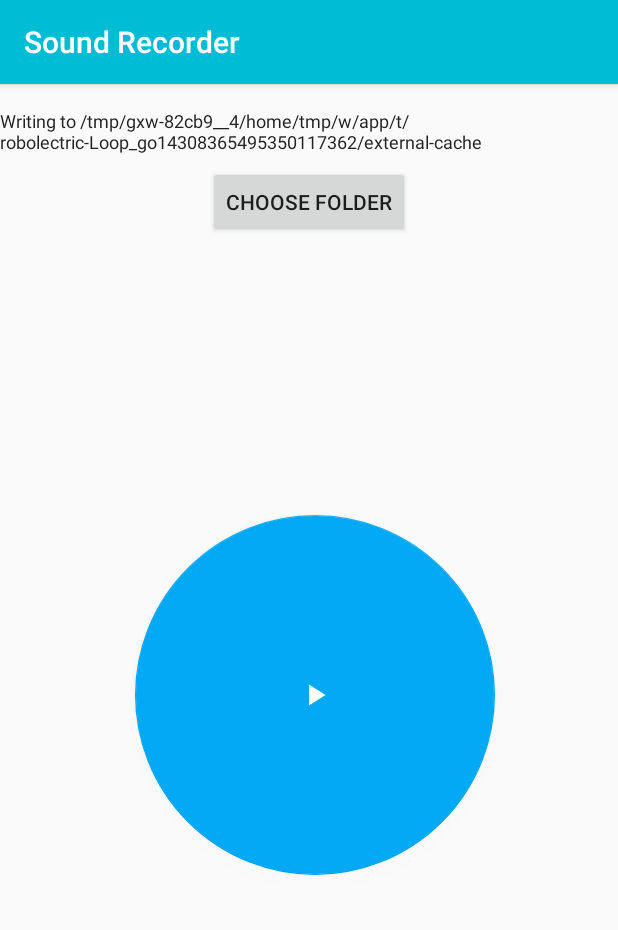
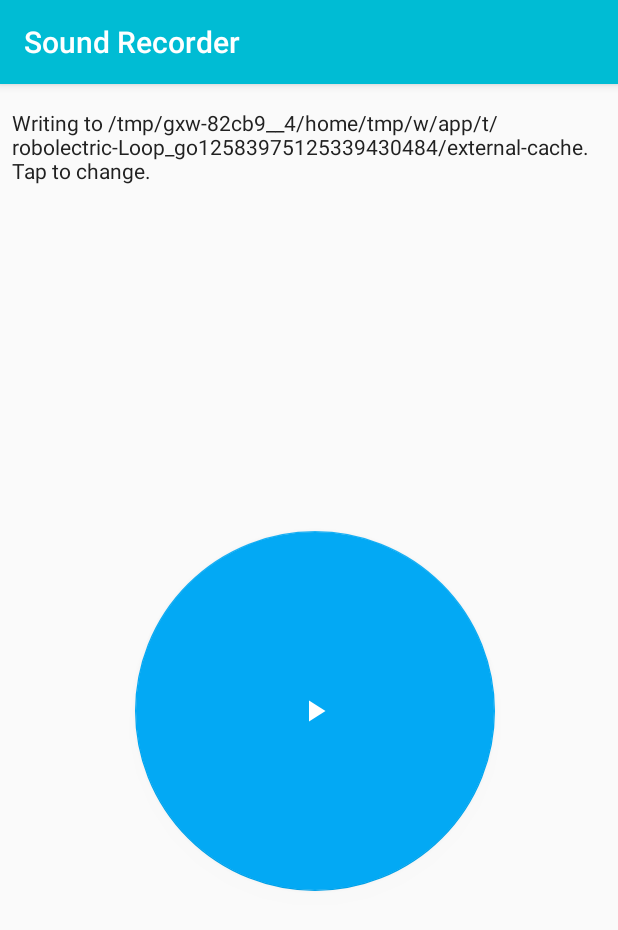
Before and after one commit to artyomefimov/SoundRecorder, an Android app: the screen it shows after launch (RecordActivity), on a phone screen of 412 x 824 dp. Shown: the top 930 px of the screen. Run offline under Robolectric (Android 15) with nearby library versions, the phone set to English and light mode, and no system bars; libraries missing offline, so code that uses them is left out: com.codekidlabs.storagechooser; 2 statements that could not run were skipped.

Commit message:
https://github.com/artyomefimov/SoundRecorder/issues/2 Now it is possible to start the selecting a folder by tapping a text view with path. Localized strings in folder chooser. Refactoring in RecordActivity

```diff
--- a/app/src/main/java/com/artyomefimov/soundrecorder/activity/RecordActivity.kt
+++ b/app/src/main/java/com/artyomefimov/soundrecorder/activity/RecordActivity.kt
@@ -1,12 +1,9 @@
 package com.artyomefimov.soundrecorder.activity
 
-import android.Manifest
 import android.content.pm.PackageManager
 import android.os.Bundle
 import android.os.Environment
-import android.support.v4.app.ActivityCompat
 import android.support.v7.app.AppCompatActivity
-import android.view.Window
 import com.artyomefimov.soundrecorder.R
 import com.artyomefimov.soundrecorder.controller.RecorderController
 import com.codekidlabs.storagechooser.StorageChooser
@@ -17,52 +14,34 @@ import org.jetbrains.anko.toast
 class RecordActivity : AppCompatActivity() {
 
     companion object {
-        private const val PERMISSIONS_REQUEST_CODE = 123
+        internal const val PERMISSIONS_REQUEST_CODE = 123
     }
 
-    private var isPermissionGranted: Boolean = false
+    internal var isPermissionGranted: Boolean = false
     internal var buttonState: RecorderController.RecordButtonState =
         RecorderController.RecordButtonState.STOPPED
 
     override fun onCreate(savedInstanceState: Bundle?) {
         super.onCreate(savedInstanceState)
-        requestWindowFeature(Window.FEATURE_NO_TITLE)
         setContentView(R.layout.activity_main)
 
-        if (isPermissionNotGranted(Manifest.permission.RECORD_AUDIO)
-            && isPermissionNotGranted(Manifest.permission.WRITE_EXTERNAL_STORAGE)
-        ) {
+        requestPermissionsIfNeeded()
 
-            val permissions = arrayOf(
-                android.Manifest.permission.RECORD_AUDIO,
-                android.Manifest.permission.WRITE_EXTERNAL_STORAGE,
-                android.Manifest.permission.READ_EXTERNAL_STORAGE
-            )
-
-            ActivityCompat.requestPermissions(
-                this, permissions,
-                PERMISSIONS_REQUEST_CODE
-            )
-        } else {
-            isPermissionGranted = true
-        }
-
-        val storageChooser = StorageChooser.Builder()
-            .withActivity(this)
-            .withFragmentManager(fragmentManager)
-            .withPredefinedPath(Environment.getExternalStorageDirectory().absolutePath)
-            .allowCustomPath(true)
-            .setType(StorageChooser.DIRECTORY_CHOOSER)
-            .build()
+        var storageChooser =
+            buildStorageChooserWithNewPath(Environment.getExternalStorageDirectory().absolutePath)
 
         storageChooser.setOnSelectListener {
             RecorderController.outputFilePath = it
             folder_path_view.text = getFolderPathViewText(it)
+            storageChooser = buildStorageChooserWithNewPath(it)
+        }
+
+        folder_path_view.setOnClickListener {
+            if (isNowNotRecording())
+                storageChooser.show()
         }
 
         RecorderController.init()
-
-        folder_path_view.text = getFolderPathViewText(RecorderController.outputFilePath)
 
         updateButtonsState()
 
@@ -75,10 +54,6 @@ class RecordActivity : AppCompatActivity() {
                 toast(R.string.permissions_not_granted)
             }
         }
-
-        choose_folder_button.setOnClickListener {
-            storageChooser.show()
-        }
     }
 
     override fun onRequestPermissionsResult(requestCode: Int, permissions: Array<out String>, grantResults: IntArray) {
--- a/app/src/main/java/com/artyomefimov/soundrecorder/activity/RecordActivityFunctions.kt
+++ b/app/src/main/java/com/artyomefimov/soundrecorder/activity/RecordActivityFunctions.kt
@@ -1,25 +1,82 @@
 package com.artyomefimov.soundrecorder.activity
 
+import android.Manifest
 import android.content.pm.PackageManager
+import android.os.Environment
+import android.support.v4.app.ActivityCompat
 import android.support.v4.content.ContextCompat
 import com.artyomefimov.soundrecorder.R
 import com.artyomefimov.soundrecorder.controller.RecorderController
+import com.codekidlabs.storagechooser.Content
+import com.codekidlabs.storagechooser.StorageChooser
 import kotlinx.android.synthetic.main.activity_main.*
 import org.jetbrains.anko.toast
 
 fun RecordActivity.updateButtonsState() {
     buttonState = RecorderController.state
+
     record_button.setImageResource(buttonState.resourceId)
-    choose_folder_button.isEnabled = buttonState == RecorderController.RecordButtonState.STOPPED
+    folder_path_view.text = getFolderPathViewText(RecorderController.outputFilePath)
 }
 
+fun RecordActivity.getFolderPathViewText(path: String?): String =
+    if (isNowNotRecording())
+        resources.getString(R.string.text_view_not_recording, path)
+    else
+        resources.getString(R.string.text_view_recording, path)
+
 fun RecordActivity.showToastIfFinished() {
-    if (buttonState == RecorderController.RecordButtonState.STOPPED)
+    if (isNowNotRecording())
         toast(R.string.recording_finished)
 }
 
-fun RecordActivity.isPermissionNotGranted(permission: String): Boolean {
+fun RecordActivity.isNowNotRecording() = buttonState == RecorderController.RecordButtonState.STOPPED
+
+fun RecordActivity.buildStorageChooserWithNewPath(path: String?): StorageChooser {
+    val content = Content().apply {
+        createLabel = resources.getString(R.string.picker_create)
+        internalStorageText = resources.getString(R.string.picker_internal_storage_text)
+        cancelLabel = resources.getString(R.string.picker_cancel)
+        selectLabel = resources.getString(R.string.picker_select)
+        overviewHeading = resources.getString(R.string.picker_overview_heading)
+        newFolderLabel = resources.getString(R.string.picker_create_folder)
+        freeSpaceText = resources.getString(R.string.picker_free_disk_space)
+        folderCreatedToastText = resources.getString(R.string.picker_folder_created_toast)
+        folderErrorToastText = resources.getString(R.string.picker_error_folder_creating)
+        textfieldHintText = resources.getString(R.string.picker_hint)
+        textfieldErrorText = resources.getString(R.string.picker_empty_folder_name_toast)
+    }
+
+    return StorageChooser.Builder()
+        .withActivity(this)
+        .withFragmentManager(fragmentManager)
+        .allowCustomPath(true)
+        .setType(StorageChooser.DIRECTORY_CHOOSER)
+        .withMemoryBar(true)
+        .withContent(content)
+        .withPredefinedPath(path)
+        .build()
+}
+
+fun RecordActivity.requestPermissionsIfNeeded() {
+    if (isPermissionNotGranted(Manifest.permission.RECORD_AUDIO)
+        && isPermissionNotGranted(Manifest.permission.WRITE_EXTERNAL_STORAGE)
+    ) {
+        val permissions = arrayOf(
+            android.Manifest.permission.RECORD_AUDIO,
+            android.Manifest.permission.WRITE_EXTERNAL_STORAGE,
+            android.Manifest.permission.READ_EXTERNAL_STORAGE
+        )
+
+        ActivityCompat.requestPermissions(
+            this, permissions,
+            RecordActivity.PERMISSIONS_REQUEST_CODE
+        )
+    } else {
+        isPermissionGranted = true
+    }
+}
+
+private fun RecordActivity.isPermissionNotGranted(permission: String): Boolean {
     return ContextCompat.checkSelfPermission(this, permission) != PackageManager.PERMISSION_GRANTED
 }
-
-fun RecordActivity.getFolderPathViewText(path: String?): String = "${resources.getString(R.string.writing_to)} $path"
--- a/app/src/main/java/com/artyomefimov/soundrecorder/controller/RecorderController.kt
+++ b/app/src/main/java/com/artyomefimov/soundrecorder/controller/RecorderController.kt
@@ -8,6 +8,7 @@ import com.artyomefimov.soundrecorder.getNameAccordingToDate
 import java.io.IOException
 
 object RecorderController {
+    private const val TAG = "RecordActivity"
     private var isFirst = true
     lateinit var state: RecordButtonState
 
@@ -15,8 +16,6 @@ object RecorderController {
         STARTED(R.drawable.ic_action_pause),
         STOPPED(R.drawable.ic_action_play)
     }
-
-    private const val TAG = "RecordActivity"
 
     private var isRecording: Boolean = false
     private var mediaRecorder: MediaRecorder? = null
--- a/app/src/main/res/layout/activity_main.xml
+++ b/app/src/main/res/layout/activity_main.xml
@@ -12,12 +12,16 @@
             android:layout_width="wrap_content"
             android:layout_height="wrap_content"
             android:text=""
-            android:textSize="12sp"
+            android:textSize="14sp"
             android:textColor="#212121"
             app:layout_constraintEnd_toEndOf="parent"
             app:layout_constraintStart_toStartOf="parent"
             android:layout_marginTop="16dp"
-            app:layout_constraintTop_toTopOf="parent"/>
+            app:layout_constraintTop_toTopOf="parent"
+            android:layout_marginLeft="8dp"
+            android:layout_marginStart="8dp"
+            android:layout_marginRight="8dp"
+            android:layout_marginEnd="8dp" android:paddingLeft="8dp" android:paddingRight="8dp"/>
 
     <android.support.design.widget.FloatingActionButton
             android:id="@+id/record_button"
@@ -31,17 +35,7 @@
             android:layout_marginStart="8dp"
             app:layout_constraintStart_toStartOf="parent"
             android:layout_marginLeft="8dp"
-            android:src = "@drawable/ic_action_play"
+            android:src="@drawable/ic_action_play"
             app:fabCustomSize="240dp"/>
-    <Button
-            android:id="@+id/choose_folder_button"
-            android:layout_width="wrap_content"
-            android:layout_height="wrap_content"
-            android:layout_marginTop="8dp"
-            app:layout_constraintTop_toBottomOf="@+id/folder_path_view" app:layout_constraintEnd_toEndOf="parent"
-            android:layout_marginEnd="8dp" android:layout_marginRight="8dp"
-            app:layout_constraintStart_toStartOf="parent" android:layout_marginLeft="8dp"
-            android:layout_marginStart="8dp"
-            android:text="Choose folder"/>
 
 </android.support.constraint.ConstraintLayout>
--- a/app/src/main/res/values/strings.xml
+++ b/app/src/main/res/values/strings.xml
@@ -6,5 +6,18 @@
     <string name="button_stop">Stop</string>
     <string name="permissions_not_granted">Give the permissions to the sound recording and the storage access!</string>
     <string name="recording_finished">Recording was finished!</string>
-    <string name="writing_to">Writing to</string>
+    <string name="text_view_not_recording">Writing to %1$s. Tap to change.</string>
+    <string name="text_view_recording">Writing to %1$s</string>
+
+    <string name="picker_create">Create</string>
+    <string name="picker_internal_storage_text">Internal storage</string>
+    <string name="picker_cancel">Cancel</string>
+    <string name="picker_select">Select</string>
+    <string name="picker_overview_heading">Choose storage</string>
+    <string name="picker_create_folder">Create folder</string>
+    <string name="picker_free_disk_space">%s free</string>
+    <string name="picker_folder_created_toast">Folder created!</string>
+    <string name="picker_error_folder_creating">Error occurred while creating folder. Try again.</string>
+    <string name="picker_hint">Folder name</string>
+    <string name="picker_empty_folder_name_toast">Empty folder name!</string>
 </resources>
```
Also changed, not shown: 1 other file.
